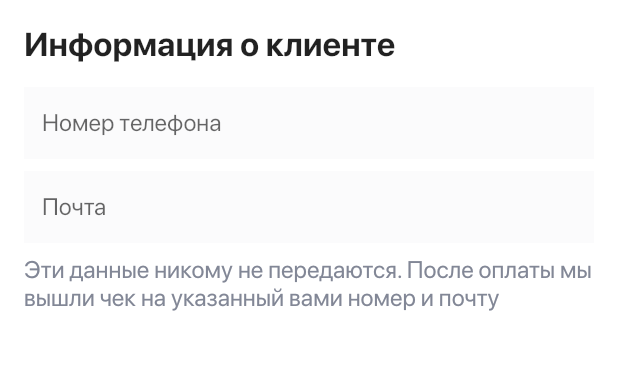
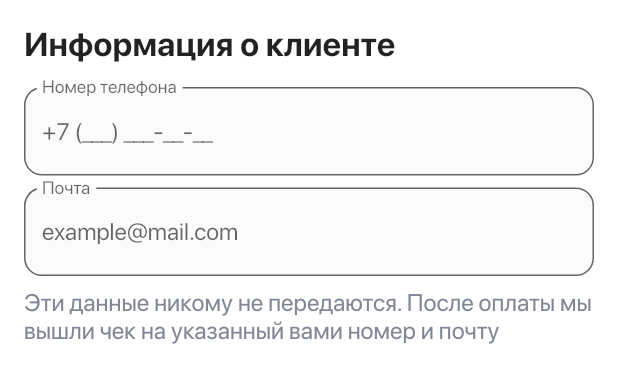
Before and after one commit to musakhamidullin/hotel_app, a Flutter app: the InformationWidget widget shown alone on an empty page, opened directly, on a phone screen of 412 x 824 dp. Shown: the top 383 px of the screen. Run offline on Flutter 3.47's test engine with Material 2 defaults, Android fonts, the light colour scheme and no system bars; our stand-ins replace bloc, carousel_slider, dio, flutter_bloc, flutter_svg, freezed_annotation and 1 more; network calls fail; project files that could hold a hidden picture were left out.

Commit message:
add mask

```diff
--- a/lib/booking/view/widgets/information.dart
+++ b/lib/booking/view/widgets/information.dart
@@ -1,4 +1,5 @@
 import 'package:flutter/material.dart';
+import 'package:mask_text_input_formatter/mask_text_input_formatter.dart';
 
 import '../../../theme.dart';
 
@@ -9,40 +10,46 @@ class InformationWidget extends StatelessWidget {
   Widget build(BuildContext context) {
     final theme = Theme.of(context);
     return DecoratedBox(
-      decoration: const BoxDecoration(
-        color: Colors.white,
-        borderRadius: borderRadius
-      ),
+      decoration:
+          const BoxDecoration(color: Colors.white, borderRadius: borderRadius),
       child: Padding(
         padding: paddingWidgetVH,
         child: Column(
           crossAxisAlignment: CrossAxisAlignment.start,
           children: [
-            Text('Информация о клиенте', style: theme.textTheme.titleLarge,),
+            Text(
+              'Информация о клиенте',
+              style: theme.textTheme.titleLarge,
+            ),
             padding,
-            const TextField(
-
-              decoration: InputDecoration(
-                hintText: 'Номер телефона',
-                border: InputBorder.none,
-                floatingLabelBehavior: FloatingLabelBehavior.always,
+            TextFormField(
+              keyboardType: TextInputType.phone,
+              inputFormatters: [
+                MaskTextInputFormatter(
+                    mask: '+7 (###) ###-##-##', filter: {"#": RegExp(r'[0-9]')})
+              ],
+              decoration: const InputDecoration(
+                labelText: 'Номер телефона',
+                hintText: '+7 (___) ___-__-__',
               ),
             ),
-
             paddingDivided,
-
-            const TextField(
-
-              decoration: InputDecoration(
-                hintText: 'Почта',
-                border: InputBorder.none,
-                floatingLabelBehavior: FloatingLabelBehavior.always,
+            TextFormField(
+              keyboardType: TextInputType.emailAddress,
+              inputFormatters: [
+                MaskTextInputFormatter(
+                    filter: {"#": RegExp(r'[a-zA-Z0-9@.]')})
+              ],
+              decoration: const InputDecoration(
+                labelText: 'Почта',
+                hintText: 'example@mail.com',
               ),
             ),
-
             paddingDivided,
-
-            Text('Эти данные никому не передаются. После оплаты мы вышли чек на указанный вами номер и почту', style: theme.textTheme.titleMedium?.copyWith(color: grey),)
+            Text(
+              'Эти данные никому не передаются. После оплаты мы вышли чек на указанный вами номер и почту',
+              style: theme.textTheme.titleMedium?.copyWith(color: grey),
+            )
           ],
         ),
       ),
--- a/pubspec.yaml
+++ b/pubspec.yaml
@@ -20,6 +20,7 @@ dependencies:
   infinite_scroll_pagination: ^3.2.0
   intl: ^0.18.1
   json_annotation: ^4.8.1
+  mask_text_input_formatter: ^2.5.0
   mockito: ^5.4.2
   mocktail: ^1.0.0
   rxdart: ^0.27.7
```
Also changed, not shown: pubspec.lock.
